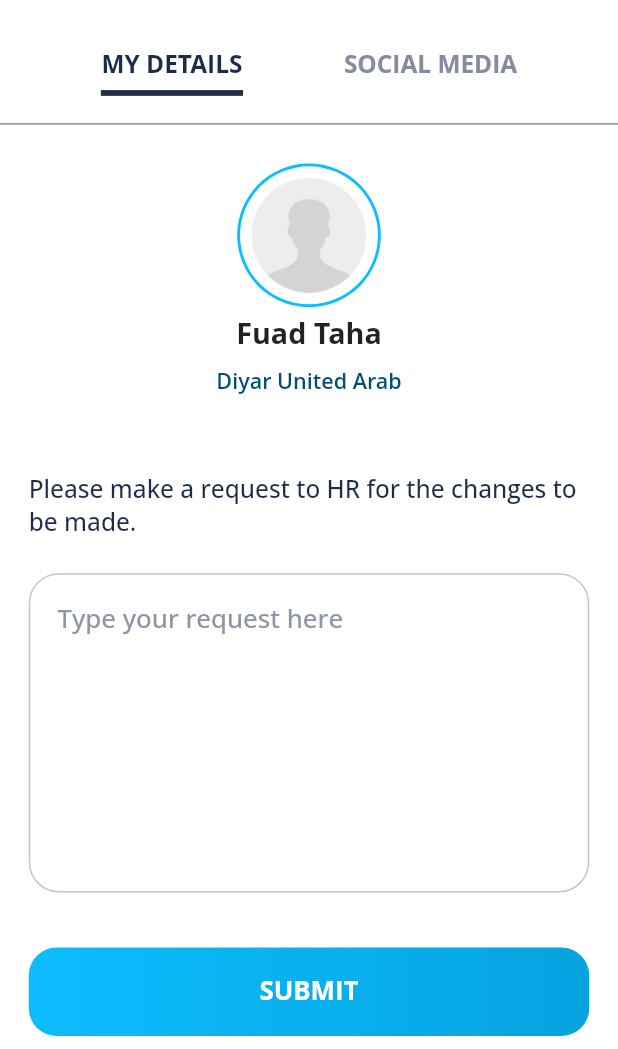
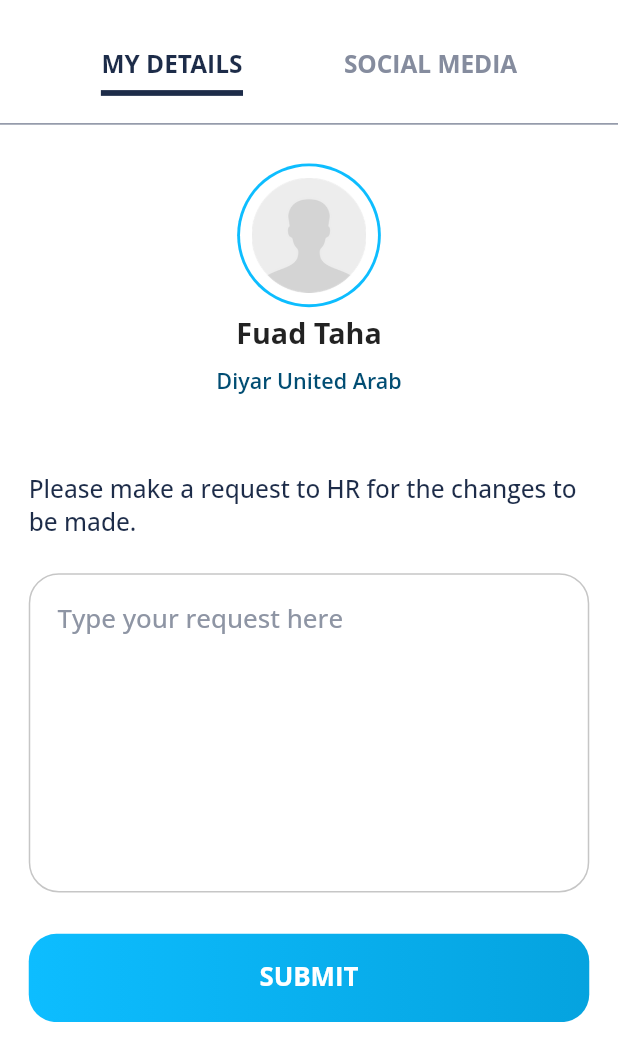
Before and after one commit to AbdelrahmanMahmoudM94/E-BusinessCard, a Flutter app: the EditProfileScreen screen opened by its route, on a phone screen of 412 x 824 dp, the part 187-1236 px from its top. Run offline on Flutter 3.47's test engine with Material 3 defaults, Android fonts, the light colour scheme and no system bars; drawn by our look-alikes of expandable_page_view; our stand-ins replace auto_route, awesome_snackbar_content, bloc, dartz, dio, easy_localization and 17 more; missing offline and left inert: carousel_slider_plus, qr_code_scanner, super_tooltip; accounts and stored records are empty.

Commit message:
Push last changes

```diff
--- a/lib/core/network/interceptors.dart
+++ b/lib/core/network/interceptors.dart
@@ -28,6 +28,7 @@ class AuthInterceptor extends Interceptor {
     }
     //  options.headers["Content-Type"] = "application/json";
     options.headers["Accept"] = "application/json";
+    options.headers["Content-Type"] = "application/json";
     options.headers["Connection"] = "keep-alive";
 
     // if (options.headers["x-api-key"] == null) {
@@ -58,6 +59,7 @@ class AuthInterceptor extends Interceptor {
           await LocalData.setMobKey(mobKey);
 
           handler.resolve(await _dio.fetch(err.requestOptions));
+          return;
         } else {
           ViewsToolbox.dismissLoading();
           handler.reject(err);
@@ -72,13 +74,12 @@ class AuthInterceptor extends Interceptor {
   }
 
   Future<String> getMobKey({required String token}) async {
-    Dio _dio = Dio();
     try {
       Response result = await _dio.post(
         ApiConstants.getMobKey,
         data: jsonEncode(token),
         options: Options(headers: <String, dynamic>{
-          "x-api-key": "AEEB6FC5-4B05-4175-B945-BA85180A4650"
+          "x-api-key": "AEEB6FC5-4B05-4175-B945-BA85180A4650",
         }),
       );
 
--- a/lib/features/common/utility/theme.dart
+++ b/lib/features/common/utility/theme.dart
@@ -139,7 +139,7 @@ class AppTheme {
             borderSide: BorderSide(color: Palette.grey_C6C6C6)),
         focusedBorder: OutlineInputBorder(
             borderRadius: BorderRadius.circular(20),
-            borderSide: BorderSide(color: Palette.grey_C6C6C6)),
+            borderSide: BorderSide(color: Palette.black)),
         border: OutlineInputBorder(
             borderRadius: BorderRadius.circular(20),
             borderSide: BorderSide(color: Palette.grey_C6C6C6))),
--- a/lib/features/edit_profile/presentation/screens/edit_profile_screen.dart
+++ b/lib/features/edit_profile/presentation/screens/edit_profile_screen.dart
@@ -90,8 +90,14 @@ class _EditProfileScreenState extends State<EditProfileScreen> {
             ),
           ),
           10.heightBox,
-          Container(
-            color: AppTheme.isDarkMode(context) ? Palette.black : Palette.white,
+          Expanded(
+            child: Container(
+              color:
+                  AppTheme.isDarkMode(context) ? Palette.black : Palette.white,
+              child: Padding(
+                padding: EdgeInsets.only(
+                  bottom: MediaQuery.of(context).viewInsets.bottom,
+                ),
                 child: SingleChildScrollView(
                   child: Column(
                     children: <Widget>[
@@ -134,12 +140,17 @@ class _EditProfileScreenState extends State<EditProfileScreen> {
                       ExpandablePageView(
                         physics: const NeverScrollableScrollPhysics(),
                         controller: _pageController,
-                    children: <Widget>[MyDetailsWidget(), SocialMediaWidget()],
+                        children: <Widget>[
+                          MyDetailsWidget(),
+                          SocialMediaWidget()
+                        ],
                       ),
                     ],
                   ),
                 ),
-          )
+              ),
+            ),
+          ),
         ],
       ),
     );
--- a/lib/features/edit_profile/presentation/widgets/my_details_widget.dart
+++ b/lib/features/edit_profile/presentation/widgets/my_details_widget.dart
@@ -38,6 +38,8 @@ class MyDetailsWidget extends StatelessWidget {
           child: TextAreaFieldWidget(
             maxLines: 8,
             keyName: "hrRequest",
+            onSubmitted: (String? p0) =>
+                FocusManager.instance.primaryFocus!.unfocus(),
             hintText: context.tr("yourRequestHere"),
             hintStyle: TextStyle(
                 color: AppTheme.inDarkMode(context,
@@ -47,7 +49,7 @@ class MyDetailsWidget extends StatelessWidget {
             contentPadding: EdgeInsets.only(left: 20.w, top: 40.h, right: 20.w),
           ),
         ),
-        40.heightBox,
+        30.heightBox,
         CustomElevatedButton(
           onPressed: () {},
           height: 64.h,
@@ -58,7 +60,7 @@ class MyDetailsWidget extends StatelessWidget {
           borderColor: Colors.transparent,
           gradient: LinearGradient(
               colors: <Color>[Palette.blue_0DBDFF, Palette.blue_05A3DF]),
-        )
+        ),
       ],
     );
   }
--- a/lib/features/shared/widgets/background_pattern.dart
+++ b/lib/features/shared/widgets/background_pattern.dart
@@ -28,17 +28,7 @@ class BackgroundPattern extends StatelessWidget {
       onTap: () => FocusManager.instance.primaryFocus!.unfocus(),
       child: Scaffold(
           resizeToAvoidBottomInset: false,
-          body: Padding(
-            padding: EdgeInsets.only(
-              bottom: MediaQuery.of(context).viewInsets.bottom,
-            ),
-            child: SingleChildScrollView(
-              physics: MediaQuery.of(context).viewInsets.bottom > 0
-                  ? ClampingScrollPhysics()
-                  : NeverScrollableScrollPhysics(),
-              child: Column(
-                children: <Widget>[
-                  Stack(
+          body: Stack(
             children: <Widget>[
               patternExtension == PatternExtension.svg
                   ? SvgPicture.asset(
@@ -54,10 +44,6 @@ class BackgroundPattern extends StatelessWidget {
                     ),
               widget
             ],
-                  ),
-                ],
-              ),
-            ),
           )),
     );
   }
--- a/lib/features/shared/widgets/forms/text_area_field_widget.dart
+++ b/lib/features/shared/widgets/forms/text_area_field_widget.dart
@@ -18,17 +18,18 @@ class TextAreaFieldWidget extends StatelessWidget {
     this.labelAboveField,
     this.maxLines,
     this.controller,
+    this.onSubmitted,
   });
   final String keyName;
   final String? labelAboveField;
   final String? hintText;
   final String? Function(String?)? validator;
   final TextStyle? hintStyle;
-
+  final void Function(String?)? onSubmitted;
   final Widget? suffixIcon;
   final EdgeInsetsGeometry? contentPadding;
   final int? maxLines;
-     final TextEditingController? controller;
+  final TextEditingController? controller;
   @override
   Widget build(BuildContext context) {
     return Column(
@@ -44,9 +45,11 @@ class TextAreaFieldWidget extends StatelessWidget {
               ? EdgeInsets.only(top: 10.h)
               : EdgeInsets.zero,
           child: FormBuilderTextField(
+            textInputAction: TextInputAction.done,
             maxLines: maxLines ?? 9,
             controller: controller,
             name: keyName,
+            onSubmitted: onSubmitted,
             validator: validator,
             decoration: InputDecoration(
                 border: InputBorder.none,
--- a/lib/main.dart
+++ b/lib/main.dart
@@ -78,6 +78,7 @@ class _MyAppState extends State<MyApp> {
   Widget build(BuildContext context) {
     return ScreenUtilInit(
       minTextAdapt: false,
+      useInheritedMediaQuery: false,
       designSize: const Size(430, 896),
       builder: (BuildContext context, Widget? child) {
         _getThemeMode();
```
Also changed, not shown: lib/features/scan/presentation/screens/scan_result_screen.dart (+25 -11 lines), pubspec.lock (added), 9 other files. Lines whose indentation alone changed are shown as unchanged.
